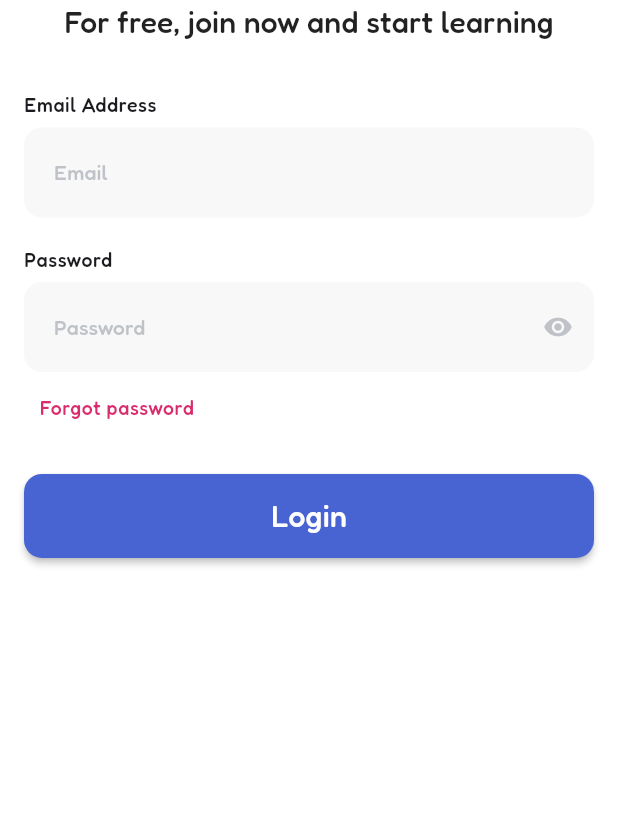
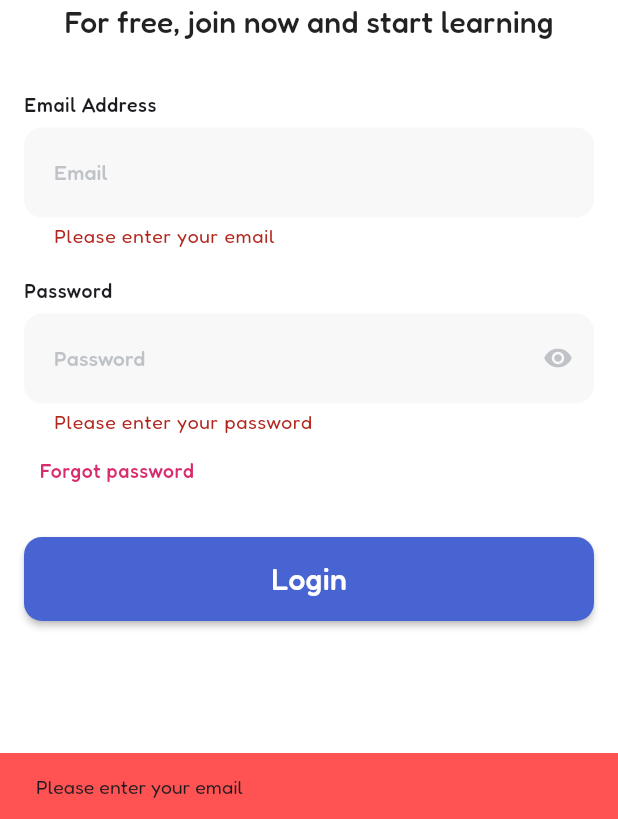
Before and after one commit to DSF1re/wlingo, a Flutter app: the AuthScreen screen opened directly, after a tap on the "language" icon, after a tap on "Login", on a phone screen of 412 x 824 dp, the part 417-1236 px from its top. Run offline on Flutter 3.47's test engine with Material 3 defaults, Android fonts, the phone set to English and light mode, and no system bars; our stand-ins replace dots_indicator, shared_preferences, supabase_flutter; accounts and stored records are empty.

```diff
--- a/lib/l10n/app_en.arb
+++ b/lib/l10n/app_en.arb
@@ -19,5 +19,9 @@
   "email_address": "Email Address",
   "email": "Email",
   "password": "Password",
-  "forgot_pass": "Forgot password"
+  "forgot_pass": "Forgot password",
+
+  "fill_email": "Please enter your email",
+  "fill_password": "Please enter your password",
+  "invalid_email": "Invalid email format"
 }
--- a/lib/l10n/app_localizations.dart
+++ b/lib/l10n/app_localizations.dart
@@ -190,6 +190,24 @@ abstract class AppLocalizations {
   /// In en, this message translates to:
   /// **'Forgot password'**
   String get forgot_pass;
+
+  /// No description provided for @fill_email.
+  ///
+  /// In en, this message translates to:
+  /// **'Please enter your email'**
+  String get fill_email;
+
+  /// No description provided for @fill_password.
+  ///
+  /// In en, this message translates to:
+  /// **'Please enter your password'**
+  String get fill_password;
+
+  /// No description provided for @invalid_email.
+  ///
+  /// In en, this message translates to:
+  /// **'Invalid email format'**
+  String get invalid_email;
 }
 
 class _AppLocalizationsDelegate extends LocalizationsDelegate<AppLocalizations> {
--- a/lib/l10n/app_localizations_en.dart
+++ b/lib/l10n/app_localizations_en.dart
@@ -55,4 +55,13 @@ class AppLocalizationsEn extends AppLocalizations {
 
   @override
   String get forgot_pass => 'Forgot password';
+
+  @override
+  String get fill_email => 'Please enter your email';
+
+  @override
+  String get fill_password => 'Please enter your password';
+
+  @override
+  String get invalid_email => 'Invalid email format';
 }
--- a/lib/l10n/app_localizations_ru.dart
+++ b/lib/l10n/app_localizations_ru.dart
@@ -55,4 +55,13 @@ class AppLocalizationsRu extends AppLocalizations {
 
   @override
   String get forgot_pass => 'Забыли пароль';
+
+  @override
+  String get fill_email => 'Пожалуйста заполните email';
+
+  @override
+  String get fill_password => 'Пожалуйста заполните пароль';
+
+  @override
+  String get invalid_email => 'Неверный формат электронной почты';
 }
--- a/lib/l10n/app_ru.arb
+++ b/lib/l10n/app_ru.arb
@@ -19,5 +19,9 @@
   "email_address": "Адрес электронной почты",
   "email": "Электронная почта",
   "password": "Пароль",
-  "forgot_pass": "Забыли пароль"
+  "forgot_pass": "Забыли пароль",
+
+  "fill_email": "Пожалуйста заполните email",
+  "fill_password": "Пожалуйста заполните пароль",
+  "invalid_email": "Неверный формат электронной почты"
 }
--- a/lib/main.dart
+++ b/lib/main.dart
@@ -5,14 +5,15 @@ import 'package:wlingo/screens/auth_screen.dart';
 import 'package:wlingo/screens/onboarding_screen.dart';
 import 'package:wlingo/theme.dart';
 import 'l10n/app_localizations.dart';
+import 'package:supabase_flutter/supabase_flutter.dart';
 
 final localeNotifier = ValueNotifier(const Locale('ru'));
 final themeModeNotifier = ValueNotifier(ThemeMode.light);
 
 void main() async {
   WidgetsFlutterBinding.ensureInitialized();
+  supInit();
 
-  // Загрузить сохраненные настройки
   final prefs = await SharedPreferences.getInstance();
   final savedLanguage = prefs.getString('app_language') ?? 'ru';
   final savedThemeMode = prefs.getString('app_theme_mode') ?? 'light';
@@ -23,6 +24,14 @@ void main() async {
       : ThemeMode.light;
 
   runApp(const MyApp());
+}
+
+Future<void> supInit() async {
+  await Supabase.initialize(
+    url: 'https://txamrwecbfhyxwmdhszc.supabase.co',
+    anonKey:
+        'eyJhbGciOiJIUzI1NiIsInR5cCI6IkpXVCJ9.eyJpc3MiOiJzdXBhYmFzZSIsInJlZiI6InR4YW1yd2VjYmZoeXh3bWRoc3pjIiwicm9sZSI6ImFub24iLCJpYXQiOjE3NTk1ODUxMzksImV4cCI6MjA3NTE2MTEzOX0.2kE4DXQH0gXQpKT_bK4qNi5qgJImrBaa8NGoy_AuuZ0',
+  );
 }
 
 class MyApp extends StatelessWidget {
@@ -46,7 +55,7 @@ class MyApp extends StatelessWidget {
                 GlobalCupertinoLocalizations.delegate,
               ],
               supportedLocales: AppLocalizations.supportedLocales,
-              home: const InitialScreen(), // Определяем стартовый экран
+              home: const InitialScreen(),
               debugShowCheckedModeBanner: false,
               theme: lightTheme,
               darkTheme: darkTheme,
@@ -59,7 +68,6 @@ class MyApp extends StatelessWidget {
   }
 }
 
-// Виджет для определения начального экрана
 class InitialScreen extends StatelessWidget {
   const InitialScreen({super.key});
 
@@ -74,7 +82,6 @@ class InitialScreen extends StatelessWidget {
           );
         }
 
-        // Если онбординг завершен - показываем AuthScreen, иначе - OnboardingScreen
         final isCompleted = snapshot.data ?? false;
         return isCompleted ? const AuthScreen() : const OnboardingScreen();
       },
--- a/lib/screens/auth_screen.dart
+++ b/lib/screens/auth_screen.dart
@@ -1,5 +1,7 @@
 import 'package:flutter/material.dart';
+import 'package:flutter/services.dart';
 import 'package:shared_preferences/shared_preferences.dart';
+import 'package:supabase_flutter/supabase_flutter.dart';
 import 'package:wlingo/l10n/app_localizations.dart';
 import 'package:wlingo/main.dart';
 import 'package:wlingo/screens/onboarding_screen.dart';
@@ -66,6 +68,46 @@ class _AuthScreenState extends State<AuthScreen> {
     final theme = Theme.of(context);
     final screenHeight = MediaQuery.of(context).size.height;
 
+    final emailController = TextEditingController();
+    final passwordController = TextEditingController();
+
+    String? validateEmail(String? value) {
+      if (value == null || value.isEmpty) {
+        return AppLocalizations.of(context)!.fill_email;
+      }
+      // Регулярное выражение для проверки email
+      final emailRegex = RegExp(r'^[^@\s]+@[^@\s]+\.[^@\s]+$');
+      if (!emailRegex.hasMatch(value)) {
+        return AppLocalizations.of(context)!.invalid_email;
+      }
+      return null;
+    }
+
+    String? validatePassword(String? value) {
+      if (value == null || value.isEmpty) {
+        return AppLocalizations.of(context)!.fill_password;
+      }
+      return null;
+    }
+
+    void showErrorSnackBar(String message) {
+      ScaffoldMessenger.of(context).showSnackBar(
+        SnackBar(
+          content: Text(message, style: theme.textTheme.displaySmall),
+          duration: const Duration(seconds: 2),
+          backgroundColor: Colors.redAccent,
+        ),
+      );
+    }
+
+    // @override
+    // void dispose() {
+    //   emailController.dispose();
+    //   passwordController.dispose();
+    // }
+
+    final formKey = GlobalKey<FormState>();
+
     return PopScope(
       canPop: false,
       child: Scaffold(
@@ -88,7 +130,9 @@ class _AuthScreenState extends State<AuthScreen> {
             icon: const Icon(Icons.keyboard_arrow_left),
           ),
         ),
-        body: SafeArea(
+        body: Form(
+          key: formKey,
+          child: SafeArea(
             child: SingleChildScrollView(
               padding: const EdgeInsets.all(16.0),
               child: Column(
@@ -130,7 +174,8 @@ class _AuthScreenState extends State<AuthScreen> {
                         ),
                       ),
                       const SizedBox(height: 6),
-                    TextField(
+                      TextFormField(
+                        controller: emailController,
                         decoration: InputDecoration(
                           hintText: AppLocalizations.of(context)!.email,
                           hintStyle: theme.textTheme.titleSmall?.copyWith(
@@ -141,6 +186,8 @@ class _AuthScreenState extends State<AuthScreen> {
                             horizontal: 16,
                           ),
                         ),
+                        inputFormatters: [LengthLimitingTextInputFormatter(25)],
+                        validator: validateEmail,
                       ),
 
                       const SizedBox(height: 20),
@@ -156,8 +203,9 @@ class _AuthScreenState extends State<AuthScreen> {
                         ),
                       ),
                       const SizedBox(height: 6),
-                    TextField(
+                      TextFormField(
                         obscureText: _obscurePassword,
+                        controller: passwordController,
                         decoration: InputDecoration(
                           hintText: AppLocalizations.of(context)!.password,
                           hintStyle: theme.textTheme.titleSmall?.copyWith(
@@ -178,6 +226,8 @@ class _AuthScreenState extends State<AuthScreen> {
                             },
                           ),
                         ),
+                        inputFormatters: [LengthLimitingTextInputFormatter(25)],
+                        validator: validatePassword,
                       ),
 
                       // Forgot Password
@@ -200,7 +250,28 @@ class _AuthScreenState extends State<AuthScreen> {
                       SizedBox(
                         width: double.infinity,
                         child: ElevatedButton(
-                        onPressed: () {},
+                          onPressed: () {
+                            if (formKey.currentState!.validate()) {
+                              //TODO
+                              Supabase.instance.client.auth.signInWithPassword(
+                                email: emailController.text,
+                                password: passwordController.text,
+                              );
+                            } else {
+                              if (validateEmail(emailController.text) != null) {
+                                showErrorSnackBar(
+                                  validateEmail(emailController.text)!,
+                                );
+                              } else if (validatePassword(
+                                    passwordController.text,
+                                  ) !=
+                                  null) {
+                                showErrorSnackBar(
+                                  validatePassword(passwordController.text)!,
+                                );
+                              }
+                            }
+                          },
                           child: Text(
                             AppLocalizations.of(context)!.login,
                             style: theme.textTheme.bodyMedium,
@@ -214,6 +285,7 @@ class _AuthScreenState extends State<AuthScreen> {
             ),
           ),
         ),
+      ),
     );
   }
 }
--- a/pubspec.yaml
+++ b/pubspec.yaml
@@ -18,6 +18,7 @@ dependencies:
   flutter_native_splash: ^2.4.7
   internet_connection_checker_plus: ^2.9.0
   shared_preferences: ^2.5.3
+  supabase_flutter: ^2.10.3
 
 dev_dependencies:
   flutter_test:
```
Also changed, not shown: lib/screens/no_connection.dart (deleted, +0 -69 lines), lib/screens/onboarding_screen.dart (+17 -91 lines), pubspec.lock, 5 other files. Lines whose indentation alone changed are shown as unchanged.
